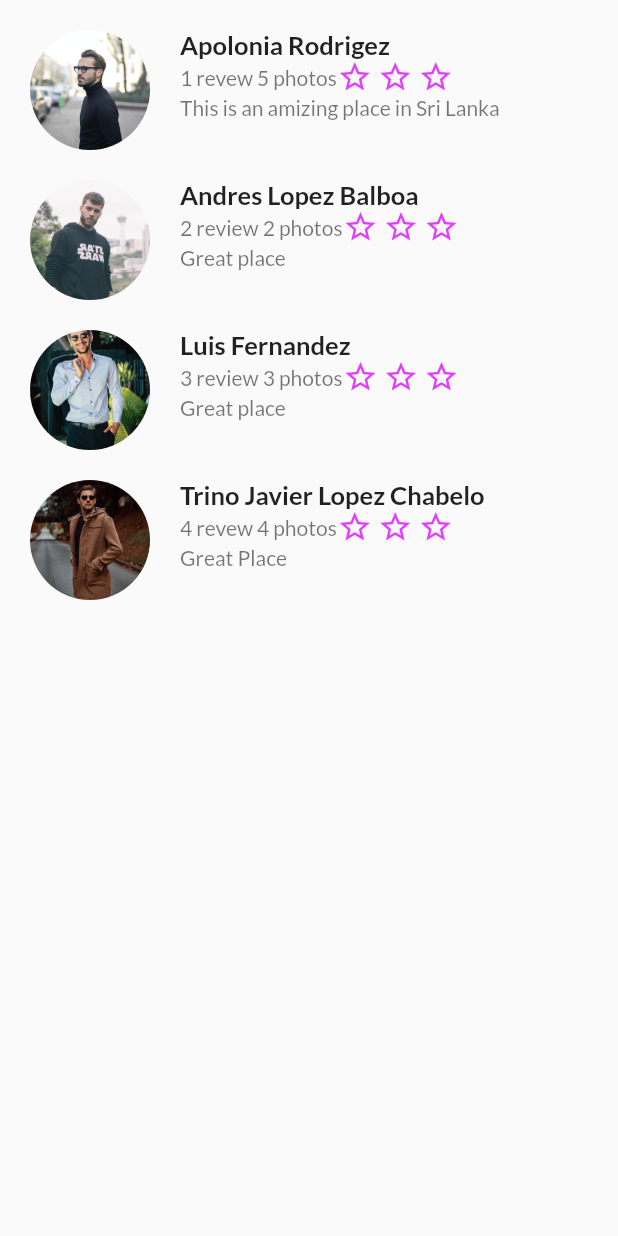
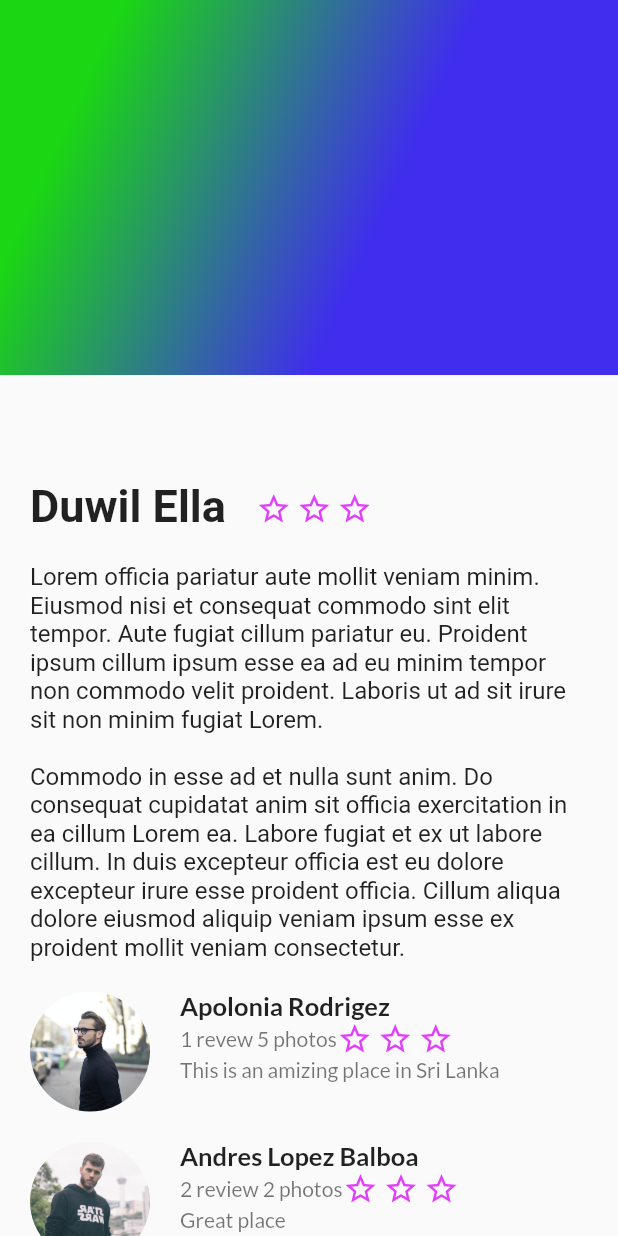
Before and after one commit to HectorAgHe/TravelAplication, a Flutter app: the screen it shows after launch, on a phone screen of 412 x 824 dp. Run offline on Flutter 3.47's test engine with Material 2 defaults, Android fonts, the phone set to English and light mode, and no system bars; our stand-ins replace google_fonts; Roboto replaces fonts that are missing (Almendra).

Commit message:
Gradient(degradao 2 colores)Fondo

```diff
--- a/lib/main.dart
+++ b/lib/main.dart
@@ -1,5 +1,6 @@
 import 'package:flutter/material.dart';
 import 'package:travel_app/screens/description_place_screen.dart';
+import 'package:travel_app/screens/gradient_back.dart';
 import 'package:travel_app/screens/review_list.dart';
 
 void main() {
@@ -24,8 +25,18 @@ class MainApp extends StatelessWidget {
           //   stars: 5,
           // ),
 
-        body: const ReviewList(),
+          body: Stack(children: [
+        ListView(
+          children: [
+            DescriptionPlaceScreen(
+                descriptionPlace: descriptionText,
+                namePlace: namePlace,
+                stars: 5),
+            const ReviewList(),
+          ],
         ),
+        const GradientBack(),
+      ])),
     );
   }
 }
--- /dev/null
+++ b/lib/screens/gradient_back.dart
@@ -0,0 +1,24 @@
+import 'package:flutter/material.dart';
+
+class GradientBack extends StatelessWidget {
+  const GradientBack({super.key});
+
+  @override
+  Widget build(BuildContext context) {
+    return Container(
+      height: 250,
+      decoration: BoxDecoration(
+        gradient: LinearGradient(
+          colors: [
+            Color.fromARGB(255, 26, 214, 19),
+            Color.fromARGB(255, 64, 45, 238),
+          ],
+          begin: FractionalOffset(0.2, 0.0),
+          end: FractionalOffset(1.0, 0.6),
+          stops: [0.0, 0.6],
+          tileMode: TileMode.clamp,
+        ),
+      ),
+    );
+  }
+}
```
Lines whose indentation alone changed are shown as unchanged.
